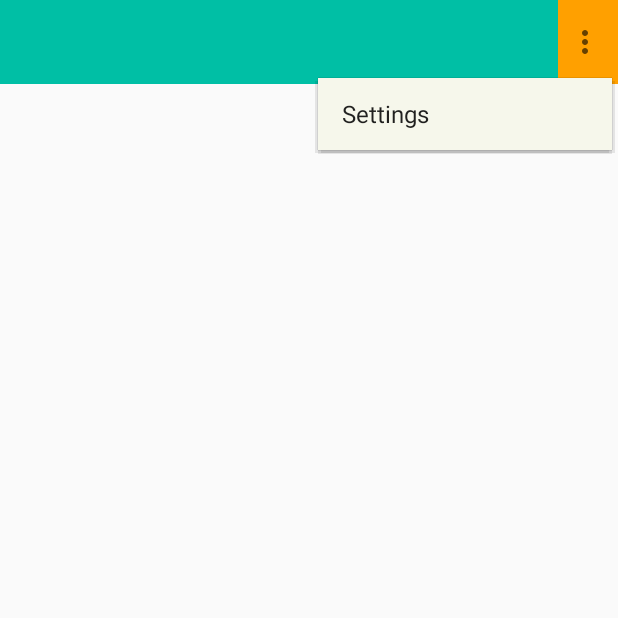
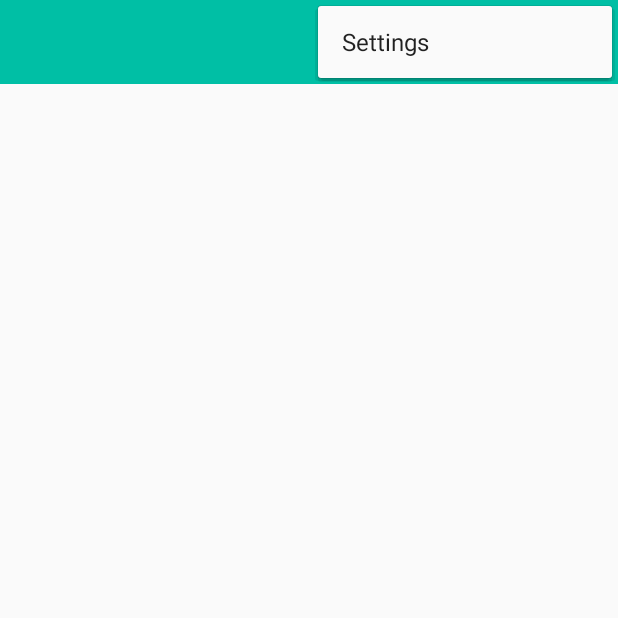
Before and after one commit to Jagi1/QuizApp, an Android app: the NewQuizActivity screen opened directly, with no data from a screen before it, with the options menu open, on a phone screen of 412 x 824 dp, the top half of it. Run offline under Robolectric (Android 15) with nearby library versions, the light colour scheme and no system bars.

Commit message:
Poprawiony MenuBar

```diff
--- a/app/src/main/java/pl/com/fireflies/quizapp/NewQuizActivity.java
+++ b/app/src/main/java/pl/com/fireflies/quizapp/NewQuizActivity.java
@@ -25,9 +25,10 @@
     @Override
     public boolean onCreateOptionsMenu(Menu menu)
     {
+        toolbar.setBackgroundColor(getResources().getColor(R.color.colorMaterialGreen));
+
         MenuInflater inflater = getMenuInflater();
         inflater.inflate(R.menu.menu,menu);
-        toolbar.setBackgroundColor(getResources().getColor(R.color.colorMaterialGreen));
         return super.onCreateOptionsMenu(menu);
     }
 
--- a/app/src/main/java/pl/com/fireflies/quizapp/RegisterActivity.java
+++ b/app/src/main/java/pl/com/fireflies/quizapp/RegisterActivity.java
@@ -27,6 +27,7 @@
     {
         super.onCreate(savedInstanceState);
         setContentView(R.layout.activity_register);
+
         initViews();
 
         date_button.setOnClickListener(new View.OnClickListener() {
--- a/app/src/main/res/layout/user_bar.xml
+++ b/app/src/main/res/layout/user_bar.xml
@@ -1,9 +1,6 @@
 <?xml version="1.0" encoding="utf-8"?>
 <android.support.v7.widget.Toolbar xmlns:android="http://schemas.android.com/apk/res/android"
-    xmlns:app="http://schemas.android.com/apk/res-auto"
     android:layout_width="match_parent"
-    android:layout_height="wrap_content"
-    app:theme="@style/Theme.ToolbarTheme"
-    app:popupTheme="@style/Theme.ToolbarPopupTheme">
+    android:layout_height="wrap_content">
 
 </android.support.v7.widget.Toolbar>
--- a/app/src/main/res/menu/menu.xml
+++ b/app/src/main/res/menu/menu.xml
@@ -1,10 +1,9 @@
 <?xml version="1.0" encoding="utf-8"?>
-<menu xmlns:android="http://schemas.android.com/apk/res/android"
-    xmlns:app="http://schemas.android.com/apk/res-auto">
+<menu xmlns:android="http://schemas.android.com/apk/res/android">
+
     <item
         android:id="@+id/action_settings"
-        android:title="@string/settings"
-        app:showAsAction="never">
+        android:title="@string/settings">
 
     </item>
 </menu>
```
Also changed, not shown: app/build.gradle (+7 -7 lines), app/src/main/java/pl/com/fireflies/quizapp/ChallengesActivity.java (+16 -18 lines).
